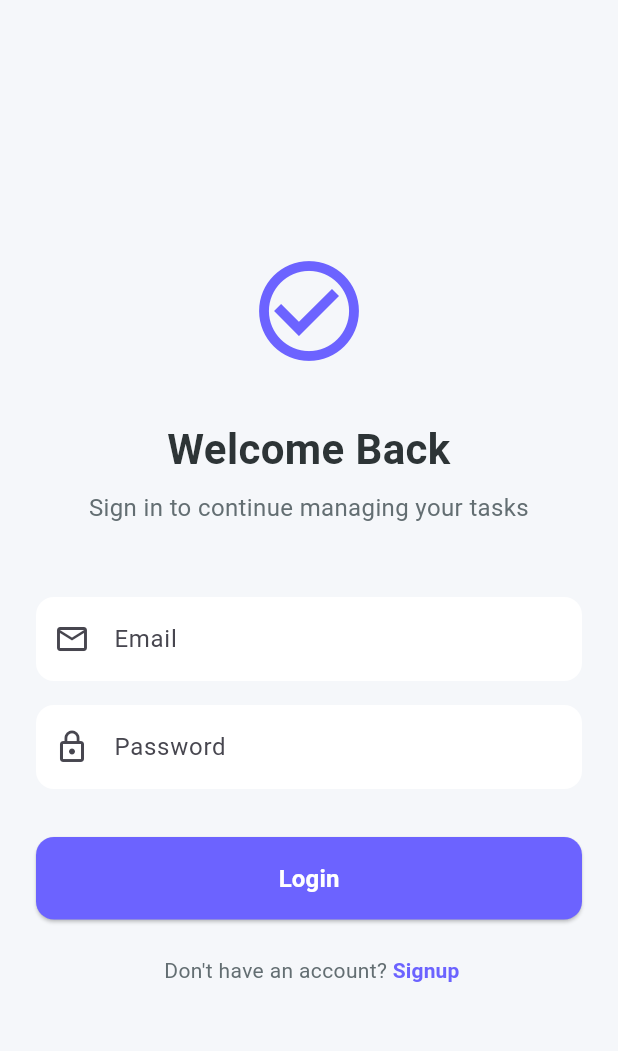
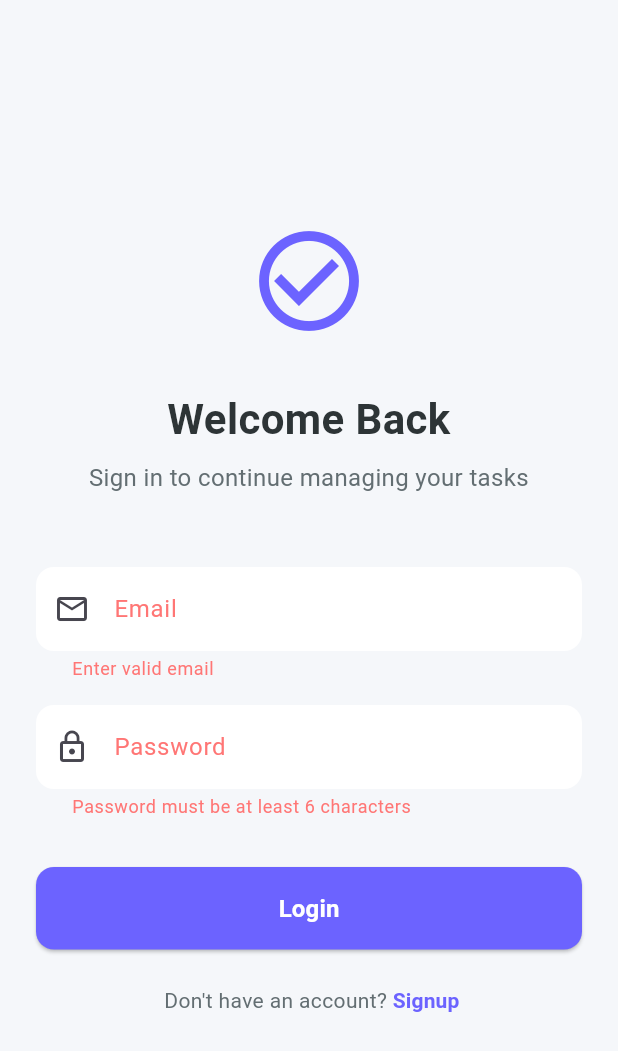
Before and after one commit to dhruvchaurasia3807/to_do_app, a Flutter app: the screen it shows after launch, after a tap on "Login", on a phone screen of 412 x 824 dp. Shown: the top 1051 px of the screen. Run offline on Flutter 3.47's test engine with Material 3 defaults, Android fonts, the phone set to English and light mode, and no system bars; our stand-ins replace firebase_auth, firebase_core; accounts and stored records are empty.

Commit message:
add some authentication and work on login screen

```diff
--- a/lib/main.dart
+++ b/lib/main.dart
@@ -1,9 +1,13 @@
 import 'package:flutter/material.dart';
+import 'package:provider/provider.dart';
 import 'package:todo_list_flutter_app/contants/colors.dart';
 import 'package:firebase_core/firebase_core.dart';
 import 'package:todo_list_flutter_app/screens/auth_wrapper.dart';
 import 'firebase_options.dart';
+import 'package:todo_list_flutter_app/screens/home_screen.dart';
 import 'package:todo_list_flutter_app/screens/login_screen.dart';
+import 'providers/auth_provider.dart' as local_auth;
+import 'package:firebase_auth/firebase_auth.dart';
 
 void main() async {
   WidgetsFlutterBinding.ensureInitialized();
@@ -19,7 +23,19 @@ class MyApp extends StatelessWidget {
   // This widget is the root of your application.
   @override
   Widget build(BuildContext context) {
-    return MaterialApp(
+    return MultiProvider(
+      providers: [
+         //Auth provider to handle Sign IN/Out logic
+         ChangeNotifierProvider(create: (_) => local_auth.AuthProvider()),
+
+         //Stream of User auth state changes
+         StreamProvider<User?>(
+          create: (context) => context.read<local_auth.AuthProvider>().user,
+          initialData : null,
+         ),
+
+      ],
+      child: MaterialApp(
         title: 'todo list',
         debugShowCheckedModeBanner: false,
         theme: ThemeData(
@@ -67,6 +83,7 @@ class MyApp extends StatelessWidget {
           ),
         ),
         home: AuthWrapper(),
+      ),
     );
   }
 }
--- a/lib/screens/login_screen.dart
+++ b/lib/screens/login_screen.dart
@@ -1,19 +1,47 @@
 import 'package:flutter/material.dart';
 import 'package:todo_list_flutter_app/contants/colors.dart';
+import 'package:todo_list_flutter_app/providers/auth_provider.dart';
+import 'package:provider/provider.dart';
 
-class LoginScreen extends StatefulWidget{
+class LoginScreen extends StatefulWidget {
   const LoginScreen({super.key});
   @override
-  State<LoginScreen> createState() =>_loginScreenState();
+  State<LoginScreen> createState() => _LoginScreenState();
 }
 
-class _loginScreenState extends State<LoginScreen>{
-  final _emailController =   TextEditingController();
+class _LoginScreenState extends State<LoginScreen> {
+  final _emailController = TextEditingController();
   final _passwordController = TextEditingController();
   final _formKey = GlobalKey<FormState>();
   bool _isLogin = true;
+
+  void _submit() async {
+    if (_formKey.currentState!.validate()) {
+      final authProvider = Provider.of<AuthProvider>(context, listen: false);
+      final email = _emailController.text.trim();
+      final password = _passwordController.text.trim();
+
+      bool success;
+      if (_isLogin) {
+        success = await authProvider.signIn(email, password);
+      } else {
+        success = await authProvider.signUp(email, password);
+      }
+
+      if (!success && mounted) {
+        ScaffoldMessenger.of(context).showSnackBar(
+          SnackBar(
+            content: Text(authProvider.errorMessage ?? "Authentication failed"),
+            backgroundColor: AppColors.error,
+          ),
+        );
+      }
+    }
+  }
+
   @override
-  Widget build(BuildContext context){
+  Widget build(BuildContext context) {
+    final authProvider = Provider.of<AuthProvider>(context);
     return Scaffold(
       body: Center(
         child: SingleChildScrollView(
@@ -22,11 +50,18 @@ class _loginScreenState extends State<LoginScreen>{
             mainAxisAlignment: MainAxisAlignment.center,
             crossAxisAlignment: CrossAxisAlignment.stretch,
             children: [
-              Icon(Icons.check_circle_outline,size: 80,color: AppColors.primary),
+              Icon(
+                Icons.check_circle_outline,
+                size: 80,
+                color: AppColors.primary,
+              ),
               SizedBox(height: 32),
-              Text(_isLogin ? 'Welcome Back' : 'Create Account',
+              Text(
+                _isLogin ? 'Welcome Back' : 'Create Account',
                 textAlign: TextAlign.center,
-              style: TextStyle(fontSize: 28,fontWeight: FontWeight.bold,
+                style: TextStyle(
+                  fontSize: 28,
+                  fontWeight: FontWeight.bold,
                   color: AppColors.textPrimary,
                 ),
               ),
@@ -38,17 +73,17 @@ class _loginScreenState extends State<LoginScreen>{
                     ? 'Sign in to continue managing your tasks'
                     : 'Join us and start organizing your life',
                 textAlign: TextAlign.center,
-                   style: TextStyle(fontSize: 16,
-                   color: AppColors.textSecondary,
-              ),
+                style: TextStyle(fontSize: 16, color: AppColors.textSecondary),
               ),
               SizedBox(height: 48),
               Form(
                 key: _formKey,
                 child: Column(
                   children: [
-                    TextFormField(controller: _emailController,
-                    decoration: InputDecoration(labelText: "Email",
+                    TextFormField(
+                      controller: _emailController,
+                      decoration: InputDecoration(
+                        labelText: "Email",
                         prefixIcon: Icon(Icons.email_outlined),
                       ),
                       keyboardType: TextInputType.emailAddress,
@@ -59,7 +94,8 @@ class _loginScreenState extends State<LoginScreen>{
                     ),
 
                     SizedBox(height: 16),
-                TextFormField(controller: _passwordController,
+                    TextFormField(
+                      controller: _passwordController,
                       decoration: InputDecoration(
                         labelText: "Password",
                         prefixIcon: Icon(Icons.lock_outline),
@@ -70,15 +106,20 @@ class _loginScreenState extends State<LoginScreen>{
                           ? null
                           : 'Password must be at least 6 characters',
                     ),
-
-
                   ],
                 ),
               ),
 
               SizedBox(height: 32),
-              ElevatedButton(onPressed: (){}, child: Text(_isLogin ? "Login" : "Signup",
-              style: TextStyle(fontSize: 16,fontWeight: FontWeight.bold),
+
+              if (authProvider.isLoading)
+                Center(child: CircularProgressIndicator())
+              else
+                ElevatedButton(
+                  onPressed: _submit,
+                  child: Text(
+                    _isLogin ? "Login" : "Signup",
+                    style: TextStyle(fontSize: 16, fontWeight: FontWeight.bold),
                   ),
                 ),
 
@@ -86,19 +127,21 @@ class _loginScreenState extends State<LoginScreen>{
               Row(
                 mainAxisAlignment: MainAxisAlignment.center,
                 children: [
-                  Text(_isLogin
+                  Text(
+                    _isLogin
                         ? ' Don\'t have an account? '
                         : 'Already have an account? ',
                     style: TextStyle(color: AppColors.textSecondary),
                   ),
 
                   TextButton(
-                            onPressed: (){
+                    onPressed: () {
                       setState(() {
                         _isLogin = !_isLogin;
                       });
                     },
-                            child: Text(_isLogin ? "Signup" : "Login",
+                    child: Text(
+                      _isLogin ? "Signup" : "Login",
                       style: TextStyle(fontWeight: FontWeight.bold),
                     ),
                     style: TextButton.styleFrom(
@@ -108,8 +151,7 @@ class _loginScreenState extends State<LoginScreen>{
                     ),
                   ),
                 ],
-              )
-
+              ),
             ],
           ),
         ),
--- a/lib/services/auth_service.dart
+++ b/lib/services/auth_service.dart
@@ -28,7 +28,7 @@ class AuthService {
          );
          return result.user;
     }
-    catch{
+    catch(e){
       rethrow;
     }
   }
```
Lines whose indentation alone changed are shown as unchanged.
